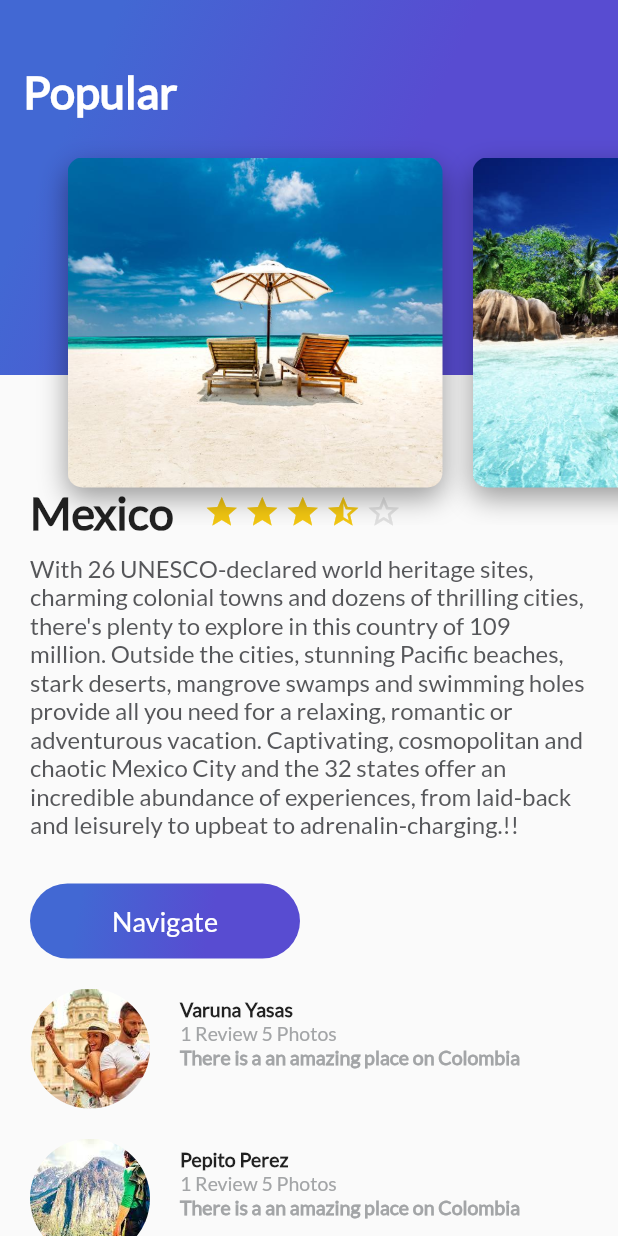
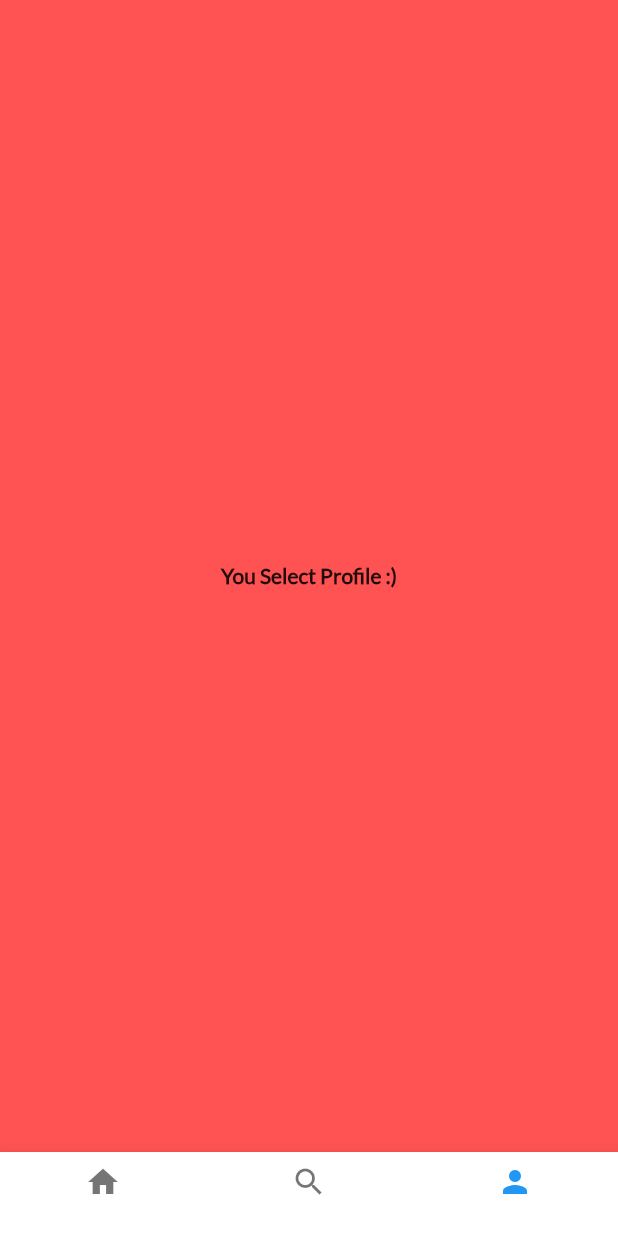
Before and after one commit to jpmontoya182/flutter-basic-platzi, a Flutter app: the screen it shows after launch, on a phone screen of 412 x 824 dp. Run offline on Flutter 3.47's test engine with Material 2 defaults, Android fonts, the phone set to English and light mode, and no system bars.

Commit message:
we finished the first part(home)

```diff
--- a/lib/card_image.dart
+++ b/lib/card_image.dart
@@ -1,4 +1,5 @@
 import 'package:flutter/material.dart';
+import 'floating_action_button_green.dart';
 
 class CardImage extends StatelessWidget {
   String pathImage;
@@ -10,27 +11,23 @@ class CardImage extends StatelessWidget {
     final card = Container(
       height: 350.00,
       width: 250.00,
-      margin: EdgeInsets.only(
-          top: 80.0,
-          left: 20.0
-      ),
+      margin: EdgeInsets.only(top: 80.0, left: 20.0),
       decoration: BoxDecoration(
-          image: DecorationImage(
-              fit: BoxFit.cover,
-              image: AssetImage(pathImage)
-          ),
-        borderRadius: BorderRadius.all(Radius.circular(10.0)),
-        shape: BoxShape.rectangle,
-        boxShadow: [
-          BoxShadow(
-            color : Colors.black38,
-            blurRadius: 15.0,
-            offset: Offset(0.0, 7.0)
-          )
-        ]
-      ),
+          image:
+              DecorationImage(fit: BoxFit.cover, image: AssetImage(pathImage)),
+          borderRadius: BorderRadius.all(Radius.circular(10.0)),
+          shape: BoxShape.rectangle,
+          boxShadow: [
+            BoxShadow(
+                color: Colors.black38,
+                blurRadius: 15.0,
+                offset: Offset(0.0, 7.0))
+          ]),
     );
 
-    return card;
+    return Stack(
+      alignment: Alignment(0.9, 1.1),
+      children: [card, FloatingActionButtonGreen()],
+    );
   }
 }
--- a/lib/description_place.dart
+++ b/lib/description_place.dart
@@ -11,18 +11,18 @@ class DescriptionPlace extends StatelessWidget {
   @override
   Widget build(BuildContext context) {
     final star_half = Container(
-        margin: EdgeInsets.only(top: 323.0, right: 3.0),
+        margin: EdgeInsets.only(top: 340.0, right: 3.0),
         child: Icon(
           Icons.star_half,
           color: Color(0xFFf2C611),
         ));
 
     final star_border = Container(
-        margin: EdgeInsets.only(top: 323.0, right: 3.0),
+        margin: EdgeInsets.only(top: 340.0, right: 3.0),
         child: Icon(Icons.star_border, color: Colors.grey[300]));
 
     final star = Container(
-        margin: EdgeInsets.only(top: 323.0, right: 3.0),
+        margin: EdgeInsets.only(top: 340.0, right: 3.0),
         child: Icon(
           Icons.star,
           color: Color(0xFFf2C611),
@@ -40,10 +40,12 @@ class DescriptionPlace extends StatelessWidget {
     final title_stars = Row(
       children: [
         Container(
-            margin: EdgeInsets.only(top: 323.0, left: 20.0, right: 20.0),
+            margin: EdgeInsets.only(top: 340.0, left: 20.0, right: 20.0),
             child: Text(namePlace,
-                style: TextStyle(fontSize: 30.0, fontWeight: FontWeight.w900,
-                fontFamily: "Lato"),
+                style: TextStyle(
+                    fontSize: 30.0,
+                    fontWeight: FontWeight.w900,
+                    fontFamily: "Lato"),
                 textAlign: TextAlign.left)),
         Row(
           children: [star, star, star, star_half, star_border],
--- a/lib/main.dart
+++ b/lib/main.dart
@@ -1,7 +1,5 @@
 import 'package:flutter/material.dart';
-import 'description_place.dart';
-import 'review_list.dart';
-import 'header_appbar.dart';
+import 'platzi_trips.dart';
 
 void main() {
   runApp(MyApp());
@@ -11,24 +9,6 @@ class MyApp extends StatelessWidget {
   // This widget is the root of your application.
   @override
   Widget build(BuildContext context) {
-    return MaterialApp(
-        title: 'Flutter Demo',
-        home: Scaffold(
-             body: Stack(
-              children: [
-                ListView(
-                  children: [
-                    DescriptionPlace('Mexico',5, "With 26 UNESCO-declared world heritage sites, charming colonial towns and dozens of thrilling cities, there's plenty to explore in this country of 109 million. Outside the cities, stunning Pacific beaches, stark deserts, mangrove swamps and swimming holes provide all you need for a relaxing, romantic or adventurous vacation. Captivating, cosmopolitan and chaotic Mexico City and the 32 states offer an incredible abundance of experiences, from laid-back and leisurely to upbeat to adrenalin-charging.!!"),
-                    ReviewList()
-                  ],
-                  padding: EdgeInsets.only(
-                    bottom: 10.0
-                  ),
-                ),
-                HeaderAppBar(),
-              ],
-            )
-        )
-    );
+    return MaterialApp(title: 'Flutter Demo', home: PlatziTrips());
   }
 }
--- /dev/null
+++ b/lib/platzi_trips.dart
@@ -0,0 +1,47 @@
+import 'package:flutter/material.dart';
+import 'home_trips.dart';
+import 'search_trips.dart';
+import 'profile/profile_trips.dart';
+
+class PlatziTrips extends StatefulWidget {
+  @override
+  State<StatefulWidget> createState() {
+    return _PlatziTrips();
+  }
+}
+
+class _PlatziTrips extends State<PlatziTrips> {
+  int indexTap = 2;
+
+  void onTapTapped(int index) {
+    setState(() {
+      indexTap = index;
+    });
+  }
+
+  @override
+  Widget build(BuildContext context) {
+    final List<Widget> widgetsChildren = [
+      HomeTrips(),
+      SearchTrips(),
+      ProfileTrips()
+    ];
+
+    return Scaffold(
+      body: widgetsChildren[indexTap],
+      bottomNavigationBar: Theme(
+          data: Theme.of(context).copyWith(
+              canvasColor: Colors.white, primaryColor: Colors.purple[300]),
+          child: BottomNavigationBar(
+            onTap: onTapTapped,
+            currentIndex: indexTap,
+            items: [
+              BottomNavigationBarItem(icon: Icon(Icons.home), title: Text("")),
+              BottomNavigationBarItem(
+                  icon: Icon(Icons.search), title: Text("")),
+              BottomNavigationBarItem(icon: Icon(Icons.person), title: Text(""))
+            ],
+          )),
+    );
+  }
+}
--- /dev/null
+++ b/lib/profile/profile_trips.dart
@@ -0,0 +1,13 @@
+import 'package:flutter/material.dart';
+
+class ProfileTrips extends StatelessWidget {
+  @override
+  Widget build(BuildContext context) {
+    return Container(
+        color: Colors.redAccent,
+        child: Center(
+            child: Text("You Select Profile :)",
+                style: TextStyle(
+                    fontFamily: 'Lato', fontWeight: FontWeight.bold))));
+  }
+}
```
Also changed, not shown: lib/floating_action_button_green.dart (added, +27 -0 lines), lib/home_trips.dart (added, +24 -0 lines), lib/search_trips.dart (added, +8 -0 lines), homework/Capture.PNG (added).
